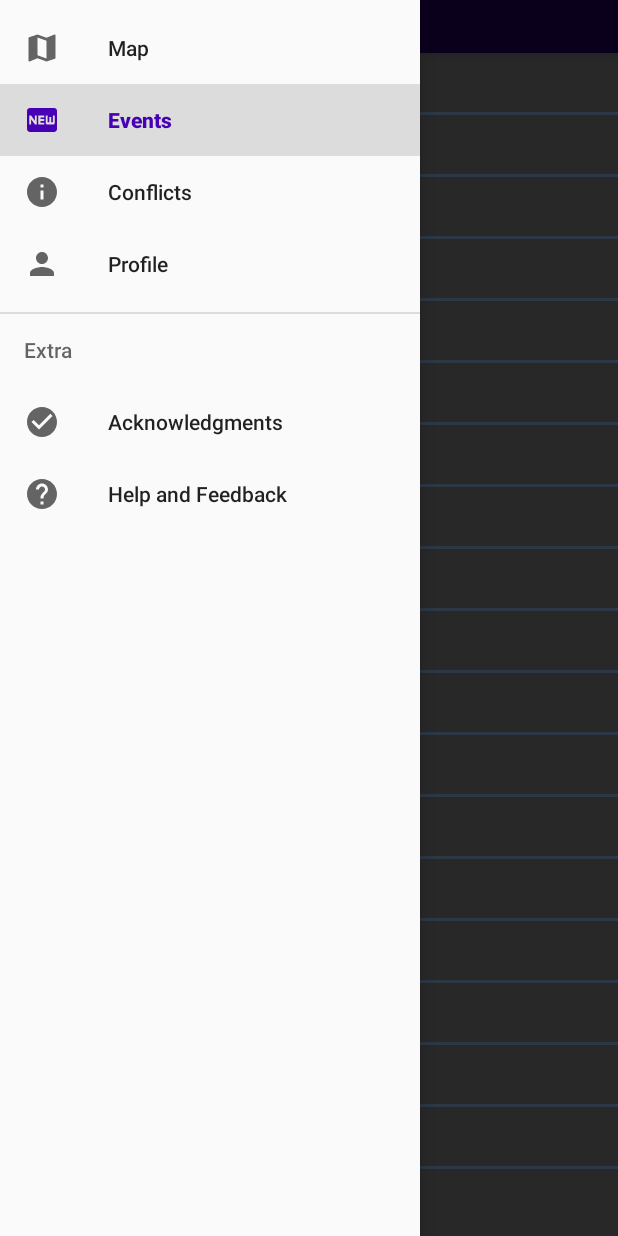
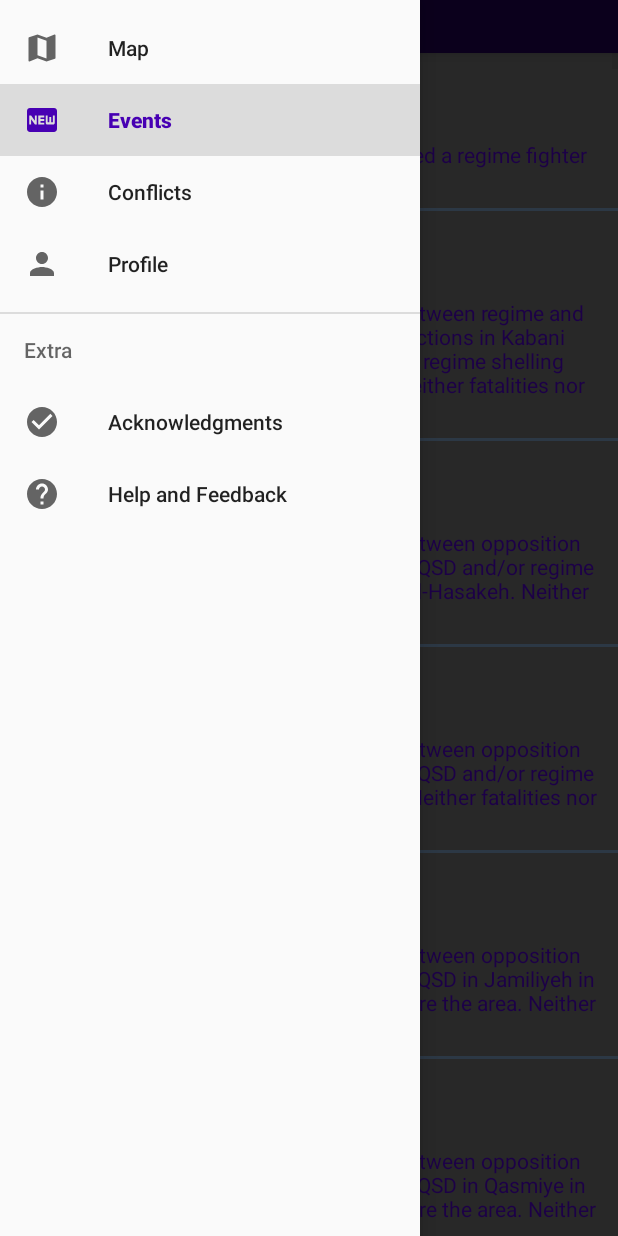
Before and after one commit to Rolyyy/Conflict_Watcher, an Android app: the EventsActivity screen opened directly, with no data from a screen before it, with the side drawer open, on a phone screen of 412 x 824 dp. Run offline under Robolectric (Android 15) with nearby library versions, the phone set to English and light mode, and no system bars.

Commit message:
ViewList now uses a CSVReader to successfully display conflict events.

```diff
--- a/app/src/main/java/com/conflictwatcher/Activities/EventsActivity.java
+++ b/app/src/main/java/com/conflictwatcher/Activities/EventsActivity.java
@@ -14,8 +14,13 @@ import android.widget.ArrayAdapter;
 import android.widget.ListView;
 import android.widget.Toast;
 
+import com.conflictwatcher.Other.CSVReader;
 import com.conflictwatcher.R;
 import com.google.android.material.navigation.NavigationView;
+
+import java.io.IOException;
+import java.util.ArrayList;
+import java.util.List;
 
 public class EventsActivity extends AppCompatActivity implements NavigationView.OnNavigationItemSelectedListener {
 
@@ -23,7 +28,7 @@ public class EventsActivity extends AppCompatActivity implements NavigationView.
 
 
     ListView myList;
-    String cityList[] = {"London", "Paris", "Rome", "Vienna", "Budapest", "Belgrade" , "Paris", "Rome", "Vienna", "Budapest" , "Paris", "Rome", "Vienna", "Budapest" , "Paris", "Rome", "Vienna", "Budapest"};
+    ArrayList eventsList = new ArrayList();
 
     @Override
     protected void onCreate(Bundle savedInstanceState) {
@@ -31,9 +36,27 @@ public class EventsActivity extends AppCompatActivity implements NavigationView.
         setContentView(R.layout.activity_events);
         setupNav(savedInstanceState);
 
+        //CSV Start
+        List<String[]> rows = new ArrayList<>();
+        CSVReader csvReader = new CSVReader(EventsActivity.this, "201910syria.csv");
+        try {
+            rows = csvReader.readCSV();
+        } catch (IOException e) {
+            e.printStackTrace();
+        }
+
+        String title, event, snippet;
+        for (int i = 0; i < rows.size(); i++) {
+            title = "Date :  " + rows.get(i)[4];
+            event = "Event :  " + rows.get(i)[8];
+            snippet = rows.get(i)[27];
+            eventsList.add(title + "\n" + event + "\n" + "\n" + snippet);
+        }
+
+
 
         myList = findViewById(R.id.eventsListView);
-        ArrayAdapter<String> arrayAdapter = new ArrayAdapter(this, R.layout.activity_listview, R.id.textView, cityList);
+        ArrayAdapter<String> arrayAdapter = new ArrayAdapter(this, R.layout.activity_listview, R.id.listText1, eventsList);
         myList.setAdapter(arrayAdapter);
 
 
--- a/app/src/main/java/com/conflictwatcher/Activities/MapActivity.java
+++ b/app/src/main/java/com/conflictwatcher/Activities/MapActivity.java
@@ -461,6 +461,8 @@ public class MapActivity extends AppCompatActivity implements NavigationView.OnN
         } else {
             googleMap.clear(); //Might need to change this, as this also removes all polygons on map...
             mClusterManager.clearItems();
+            //clearItems removes all polygons... remove this, as selectable polygon dialog window is not needed
+
 
 
             final SharedPreferences sharedPref = MapActivity.this.getPreferences(Context.MODE_PRIVATE);
--- a/app/src/main/res/layout/activity_events.xml
+++ b/app/src/main/res/layout/activity_events.xml
@@ -41,7 +41,6 @@
     <!--ListView for events-->
     <ListView
         android:paddingTop="35dp"
-        android:layout_marginTop="35dp"
         android:id="@+id/eventsListView"
         android:layout_width="fill_parent"
         android:layout_height="wrap_content"
--- a/app/src/main/res/layout/activity_listview.xml
+++ b/app/src/main/res/layout/activity_listview.xml
@@ -4,11 +4,17 @@
     android:layout_height="match_parent"
     android:orientation="vertical">
 
+
+
     <TextView
-        android:id="@+id/textView"
+        android:id="@+id/listText1"
         android:layout_width="fill_parent"
         android:layout_height="wrap_content"
         android:layout_gravity="center"
         android:padding="10dp"
-        android:textColor="@color/colorPrimary" />
+        android:textColor="@color/colorPrimary"
+        />
+
+
+
 </LinearLayout>
```
